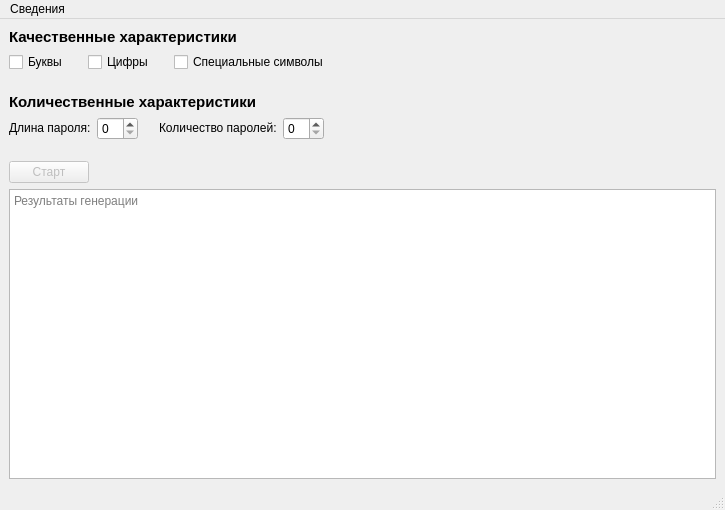
Ggorets0dev/lowinpg, file mainwindow.ui: the form before one commit.
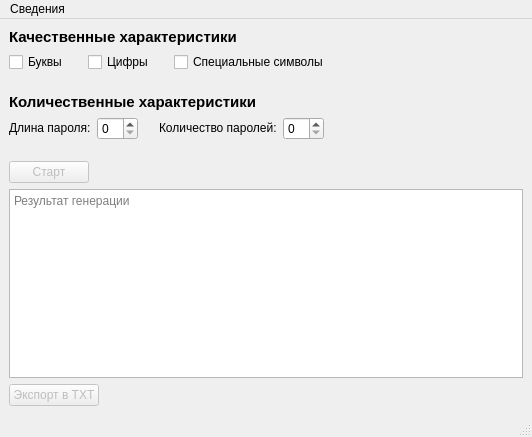
The form after the commit.

Patch:
```diff
--- a/mainwindow.ui
+++ b/mainwindow.ui
@@ -6,8 +6,8 @@
    <rect>
     <x>0</x>
     <y>0</y>
-    <width>725</width>
-    <height>510</height>
+    <width>532</width>
+    <height>437</height>
    </rect>
   </property>
   <property name="windowTitle">
@@ -275,7 +275,23 @@
 &lt;p style=&quot;-qt-paragraph-type:empty; margin-top:0px; margin-bottom:0px; margin-left:0px; margin-right:0px; -qt-block-indent:0; text-indent:0px;&quot;&gt;&lt;br /&gt;&lt;/p&gt;&lt;/body&gt;&lt;/html&gt;</string>
         </property>
         <property name="placeholderText">
-         <string>Результаты генерации</string>
+         <string>Результат генерации</string>
+        </property>
+       </widget>
+      </item>
+      <item>
+       <widget class="QPushButton" name="pushButton_2">
+        <property name="enabled">
+         <bool>false</bool>
+        </property>
+        <property name="sizePolicy">
+         <sizepolicy hsizetype="Fixed" vsizetype="Fixed">
+          <horstretch>0</horstretch>
+          <verstretch>0</verstretch>
+         </sizepolicy>
+        </property>
+        <property name="text">
+         <string>Экспорт в TXT</string>
         </property>
        </widget>
       </item>
@@ -288,7 +304,7 @@
     <rect>
      <x>0</x>
      <y>0</y>
-     <width>725</width>
+     <width>532</width>
      <height>23</height>
     </rect>
    </property>
```
Left out of the diff: 8 changed lines with no effect on the pictures.
